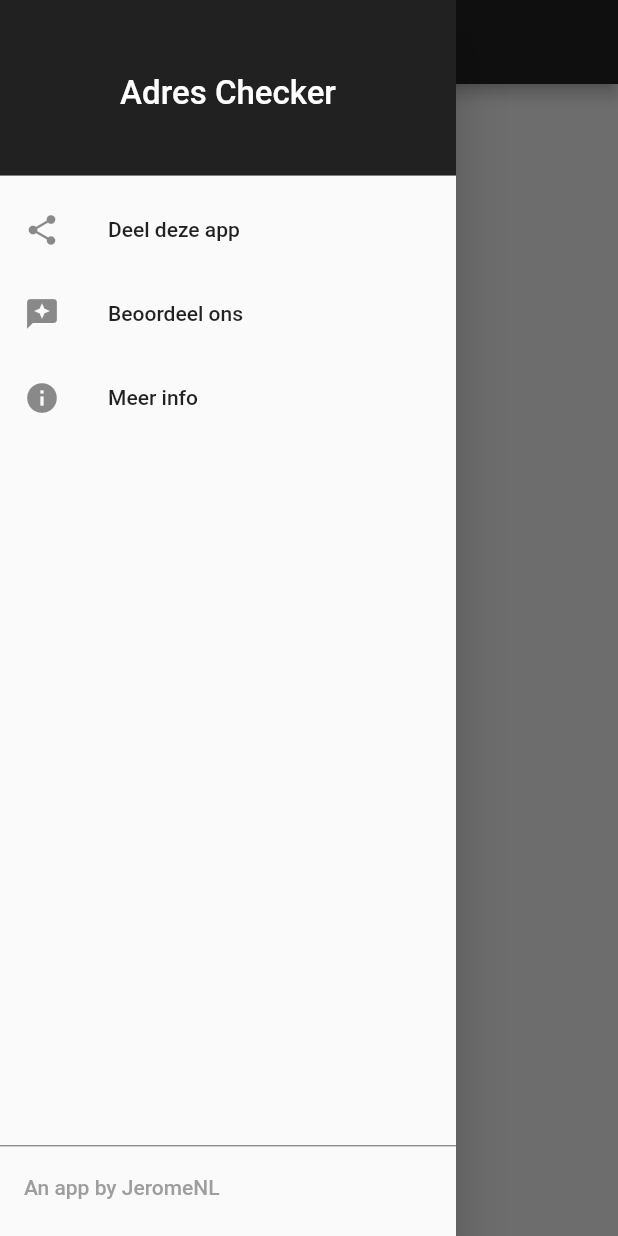
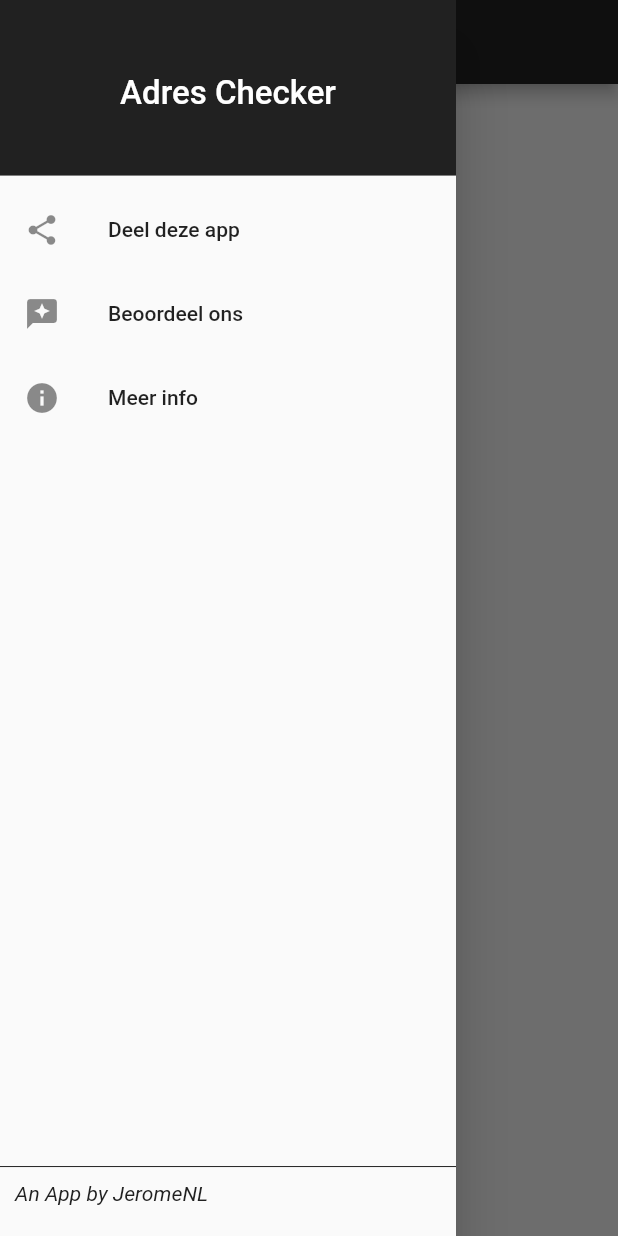
Before and after one commit to JeromeNL/postcodeapp, a Flutter app: the screen it shows after launch, in the side drawer, after a tap on "Deel deze app", on a phone screen of 412 x 824 dp. Run offline on Flutter 3.47's test engine with Material 2 defaults, Android fonts, the phone set to English and light mode, and no system bars; our stand-ins replace in_app_review, share_plus; missing offline and left inert: external_app_launcher, store_redirect.

Commit message:
Buttons in sidebar functional.

```diff
--- a/lib/main.dart
+++ b/lib/main.dart
@@ -1,6 +1,11 @@
 import 'dart:ui';
-
+import 'package:flutter/gestures.dart';
+import 'package:url_launcher/url_launcher.dart';
+import 'package:external_app_launcher/external_app_launcher.dart';
+import 'package:store_redirect/store_redirect.dart';
 import 'package:flutter/material.dart';
+import 'package:in_app_review/in_app_review.dart';
+import 'package:share_plus/share_plus.dart';
 
 void main() {
   runApp(const MyApp());
@@ -17,9 +22,15 @@ class MyApp extends StatelessWidget {
   }
 }
 
-class FirstScreen extends StatelessWidget {
+class FirstScreen extends StatefulWidget {
   const FirstScreen({Key? key}) : super(key: key);
 
+  @override
+  State<FirstScreen> createState() => _FirstScreenState();
+}
+
+class _FirstScreenState extends State<FirstScreen> {
+  final InAppReview inAppReview = InAppReview.instance;
   @override
   Widget build(BuildContext context) {
     return Scaffold(
@@ -50,37 +61,73 @@ class FirstScreen extends StatelessWidget {
                 ),
               ),
             ),
+            // Share PlayStore link to a friend by 'share popup'
             ListTile(
               leading: Icon(Icons.share),
               title: const Text('Deel deze app'),
-                onTap: () {
-                  print("Knopje 1");
-                }),
+              onTap: ()  {
+                Share.share('Ik gebruik deze geweldige app: https://www.joramkwetters.nl/');
+              },
+            ),
+            // User goes to PlayStore, where he can leave a review.
             ListTile(
               leading: Icon(Icons.reviews),
               title: const Text('Beoordeel ons'),
-                onTap: () {
-                  print("Knopje 1");
-                }),
+              onTap: () async {
+                try {
+                   {
+                    StoreRedirect.redirect(
+                        androidAppId: "nl.rtl.videoland.v2",
+                        iOSAppId: "585027354");
+                  }
+                } catch (e) {
+                  print("ERROR!: $e");
+                }
+              },
+            ),
+            // User goes to personal website
             ListTile(
               leading: Icon(Icons.info),
               title: const Text('Meer info'),
-                onTap: () {
-                  print("Knopje 1");
+              onTap: () async {
+                Uri url = Uri.parse("https://www.joramkwetters.nl");
+                if (await canLaunchUrl(url)) {
+                  await launchUrl(url);
+                } else {
+                  throw "Cannot load url";
+                }
               },
             ),
-            SizedBox(height: MediaQuery.of(context).size.height / 1.75),
+            // User goes to personal Github of JeromeNL
+            SizedBox(height: MediaQuery.of(context).size.height / 1.7),
             Divider(
-              color: Colors.grey[700],
+              color: Colors.grey[900],
               height: 0,
             ),
             Align(
-              alignment: Alignment.bottomCenter,
-              child: ListTile(
-                title: Text(
-                  'An app by JeromeNL',
+              alignment: Alignment.centerLeft,
+              child: Padding(
+                padding: EdgeInsets.fromLTRB(10, 10, 0, 0),
+                child: RichText(
+                  text: TextSpan(
+                    children: [
+                      TextSpan(
                         style: TextStyle(
-                    color: Colors.grey[500],
+                          color: Colors.grey[900],
+                          fontStyle: FontStyle.italic,
+                        ),
+                        text: "An App by JeromeNL",
+                        recognizer: TapGestureRecognizer()
+                          ..onTap = () async {
+                            Uri url = Uri.parse("https://github.com/JeromeNL");
+                            if (await canLaunchUrl(url)) {
+                              await launchUrl(url);
+                            } else {
+                              throw "Cannot load url";
+                            }
+                          },
+                      ),
+                    ],
                   ),
                 ),
               ),
--- a/pubspec.yaml
+++ b/pubspec.yaml
@@ -29,6 +29,11 @@ environment:
 dependencies:
   flutter:
     sdk: flutter
+  url_launcher: ^6.1.5
+  external_app_launcher: ^3.1.0
+  store_redirect: ^2.0.1
+  in_app_review: ^2.0.4
+  share_plus: ^4.4.0
 
 
   # The following adds the Cupertino Icons font to your application.
```
Also changed, not shown: pubspec.lock, 1 other file. Lines whose indentation alone changed are shown as unchanged.
